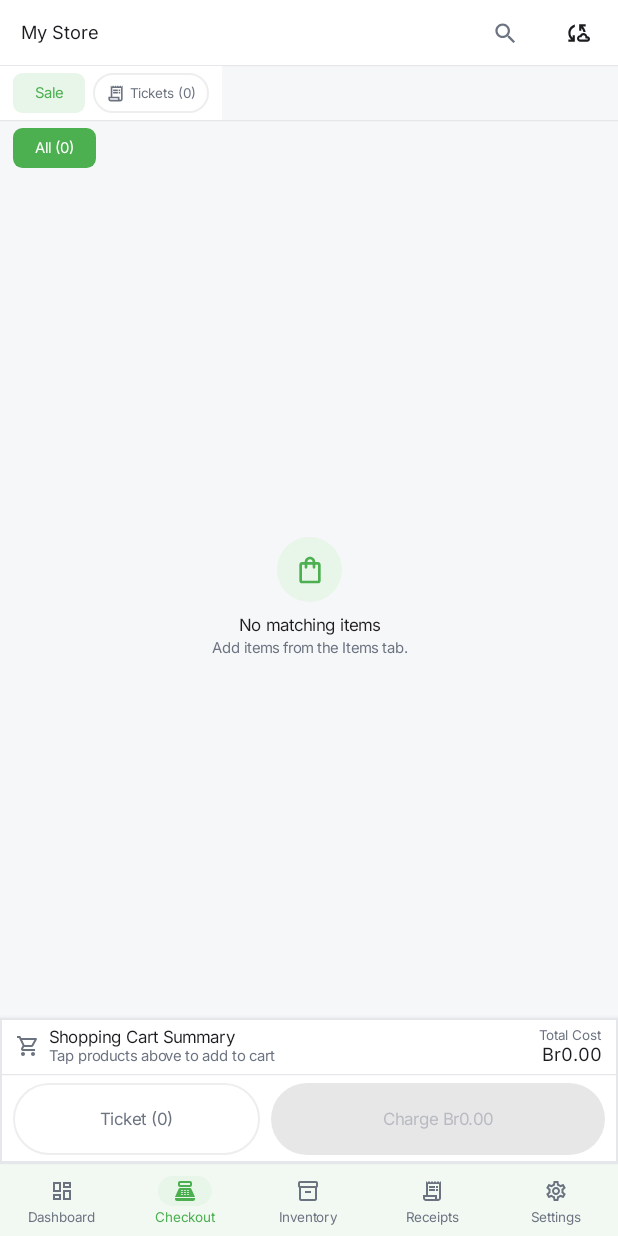
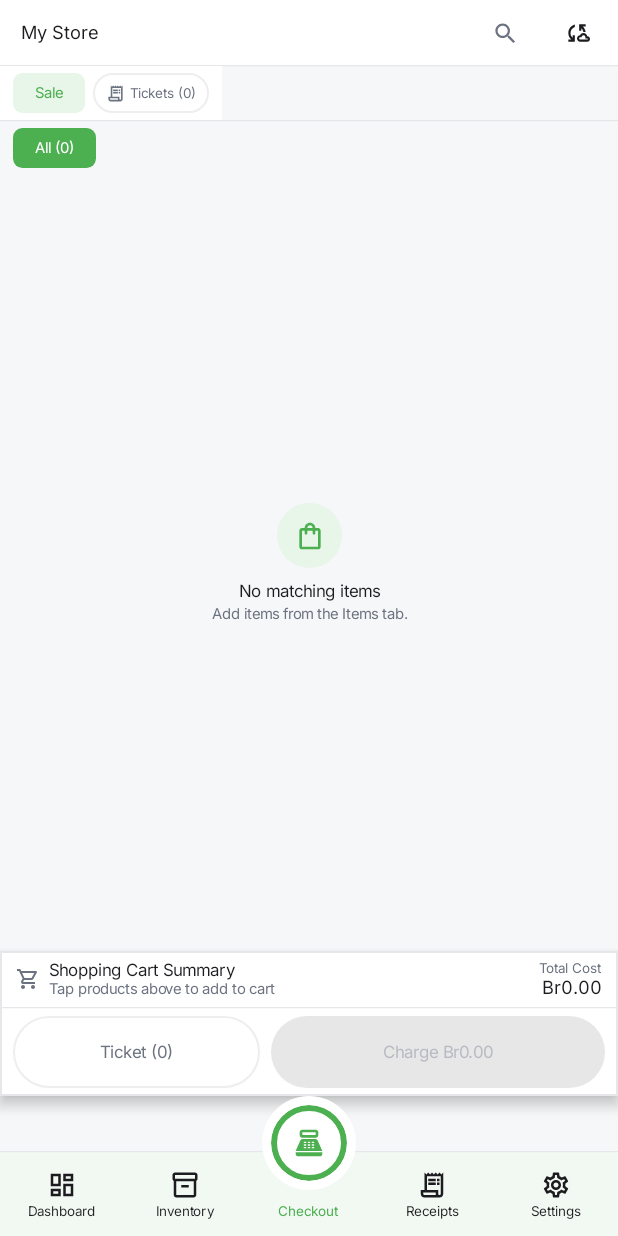
Before and after one commit to L3von36/cosmo, an Android app built with Jetpack Compose: the composable MainScreen shown on its own in the app's theme, after a tap on "Checkout", on a phone screen of 412 x 824 dp. Run offline under Robolectric (Android 15) with nearby library versions, the phone set to English and light mode, and no system bars; our stand-ins replace Room's generated code; libraries missing offline, so code that uses them is left out: com.patrykandpatrick.vico; pictures from the network do not load; 31 statements that could not run were skipped.

Commit message:
feat(ui): Foyat-style bottom bar — elevated centre Checkout action, no pill, dark/green states
- CompactBottomNavBar: optional centerActionIndex renders the middle tab as a
  floating circular action (white halo notch into the bar, 4dp ring, icon),
  labels always visible, indicator pill removed, unselected items near-black
- owner tabs reordered so Checkout is the exact centre (Dashboard, Inventory,
  Checkout, Receipts, Settings); cashier bar (4 tabs) stays flat

```diff
--- a/app/src/main/java/com/loypos/app/ui/components/CommonComponents.kt
+++ b/app/src/main/java/com/loypos/app/ui/components/CommonComponents.kt
@@ -2,6 +2,7 @@ package com.loypos.app.ui.components
 
 import androidx.compose.foundation.BorderStroke
 import androidx.compose.foundation.background
+import androidx.compose.foundation.border
 import androidx.compose.foundation.clickable
 import androidx.compose.foundation.layout.Arrangement
 import androidx.compose.foundation.layout.Box
@@ -111,10 +112,20 @@ fun CompactBottomNavBar(
     selectedColor: Color,
     indicatorColor: Color,
     modifier: Modifier = Modifier,
+    centerActionIndex: Int? = null,
 ) {
     val metrics = LocalLoyMetrics.current
+    val center = centerActionIndex?.takeIf { it in entries.indices }
+    val barHeight = 62.dp
+    // Headroom the centre button pokes above the bar (halo 70dp centred 6dp
+    // above the bar's top edge → 41dp of the headroom is above the surface).
+    val overhang = 41.dp
+
+    Box(modifier = modifier.fillMaxWidth()) {
+        Column(modifier = Modifier.fillMaxWidth()) {
+            Spacer(Modifier.fillMaxWidth().height(overhang))
             Surface(
-        modifier = modifier.fillMaxWidth(),
+                modifier = Modifier.fillMaxWidth(),
                 color = LoySurface,
                 tonalElevation = 2.dp,
             ) {
@@ -123,10 +134,14 @@ fun CompactBottomNavBar(
                     Row(
                         modifier = Modifier
                             .fillMaxWidth()
-                    .heightIn(min = metrics.minTouchTarget.coerceAtLeast(52.dp)),
+                            .heightIn(min = barHeight)
+                            .heightIn(min = metrics.minTouchTarget.coerceAtLeast(barHeight)),
                         verticalAlignment = Alignment.CenterVertically,
                     ) {
-                entries.forEach { entry ->
+                        entries.forEachIndexed { index, entry ->
+                            if (index == center) {
+                                // The floating button is drawn as an overlay
+                                // above the bar; this slot carries the label.
                                 Column(
                                     modifier = Modifier
                                         .weight(1f)
@@ -137,30 +152,79 @@ fun CompactBottomNavBar(
                                     horizontalAlignment = Alignment.CenterHorizontally,
                                     verticalArrangement = Arrangement.Center,
                                 ) {
-                        Box(
+                                    Spacer(Modifier.size(22.dp))
+                                    Spacer(Modifier.height(2.dp))
+                                    Text(
+                                        text = entry.label,
+                                        style = MaterialTheme.typography.labelSmall,
+                                        fontWeight = FontWeight.SemiBold,
+                                        color = selectedColor,
+                                        maxLines = 1,
+                                        overflow = TextOverflow.Ellipsis,
+                                    )
+                                }
+                            } else {
+                                Column(
                                     modifier = Modifier
-                                .clip(RoundedCornerShape(999.dp))
-                                .background(if (entry.selected) indicatorColor else Color.Transparent)
-                                .padding(horizontal = 11.dp, vertical = 2.dp),
-                            contentAlignment = Alignment.Center,
+                                        .weight(1f)
+                                        .heightIn(min = metrics.minTouchTarget)
+                                        .clickable(onClick = entry.onClick)
+                                        .padding(horizontal = 2.dp, vertical = 4.dp)
+                                        .testTag(entry.tag),
+                                    horizontalAlignment = Alignment.CenterHorizontally,
+                                    verticalArrangement = Arrangement.Center,
                                 ) {
                                     Icon(
                                         imageVector = entry.icon,
                                         contentDescription = entry.label,
-                                tint = if (entry.selected) selectedColor else LoyTextSecondary,
-                                modifier = Modifier.size(18.dp),
+                                        tint = if (entry.selected) selectedColor else LoyTextPrimary,
+                                        modifier = Modifier.size(22.dp),
                                     )
-                        }
                                     Spacer(Modifier.height(2.dp))
                                     Text(
                                         text = entry.label,
                                         style = MaterialTheme.typography.labelSmall,
                                         fontWeight = if (entry.selected) FontWeight.SemiBold else FontWeight.Medium,
-                            color = if (entry.selected) selectedColor else LoyTextSecondary,
+                                        color = if (entry.selected) selectedColor else LoyTextPrimary,
                                         maxLines = 1,
                                         overflow = TextOverflow.Ellipsis,
                                     )
                                 }
+                            }
+                        }
+                    }
+                }
+            }
+        }
+
+        // Floating centre action: white halo (reads as a notch cut into the
+        // bar), thick selected-colour ring, icon in the middle.
+        if (center != null) {
+            val action = entries[center]
+            Box(
+                modifier = Modifier
+                    .align(Alignment.TopCenter)
+                    .size(70.dp)
+                    .clip(CircleShape)
+                    .background(LoySurface)
+                    .clickable(onClick = action.onClick)
+                    .testTag(action.tag),
+                contentAlignment = Alignment.Center,
+            ) {
+                Box(
+                    modifier = Modifier
+                        .size(56.dp)
+                        .clip(CircleShape)
+                        .background(LoySurface)
+                        .border(4.dp, selectedColor, CircleShape),
+                    contentAlignment = Alignment.Center,
+                ) {
+                    Icon(
+                        imageVector = action.icon,
+                        contentDescription = action.label,
+                        tint = selectedColor,
+                        modifier = Modifier.size(24.dp),
+                    )
                 }
             }
         }
--- a/app/src/main/java/com/loypos/app/ui/screens/MainScreen.kt
+++ b/app/src/main/java/com/loypos/app/ui/screens/MainScreen.kt
@@ -116,10 +116,12 @@ fun MainScreen(
 
     val topLevelDestinations = remember(isOwner) {
         if (isOwner) {
+            // Checkout sits in the MIDDLE (index 2) so the bottom bar can
+            // render it as the elevated centre "sell" action button.
             listOf(
                 TopLevelDestination(DashboardRoute, DashboardRoute::class, "Dashboard", Icons.Outlined.Dashboard, "nav_dashboard"),
+                TopLevelDestination(InventoryRoute, InventoryRoute::class, "Inventory", Icons.Outlined.Inventory2, "nav_inventory"),
                 TopLevelDestination(CheckoutRoute, CheckoutRoute::class, "Checkout", Icons.Outlined.PointOfSale, "nav_checkout"),
-                TopLevelDestination(InventoryRoute, InventoryRoute::class, "Inventory", Icons.Outlined.Inventory2, "nav_inventory"),
                 TopLevelDestination(ReceiptsRoute, ReceiptsRoute::class, "Receipts", Icons.Outlined.ReceiptLong, "nav_receipts"),
                 TopLevelDestination(SettingsRoute, SettingsRoute::class, "Settings", Icons.Outlined.Settings, "nav_settings"),
             )
@@ -168,6 +170,9 @@ fun MainScreen(
                         },
                         selectedColor = LoyGreen,
                         indicatorColor = LoyGreenLight,
+                        // Owner bar has 5 tabs → Checkout (index 2) becomes the
+                        // elevated centre action; cashier bar (4 tabs) stays flat.
+                        centerActionIndex = if (isOwner) 2 else null,
                     )
                 }
             },
```
Lines whose indentation alone changed are shown as unchanged.
